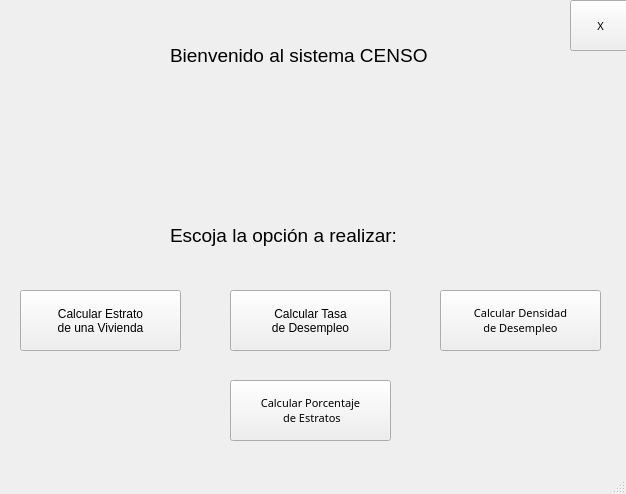
The window that menu.ui (Dylanyessid/proyecto-censo) describes before a commit, drawn with Qt 5.
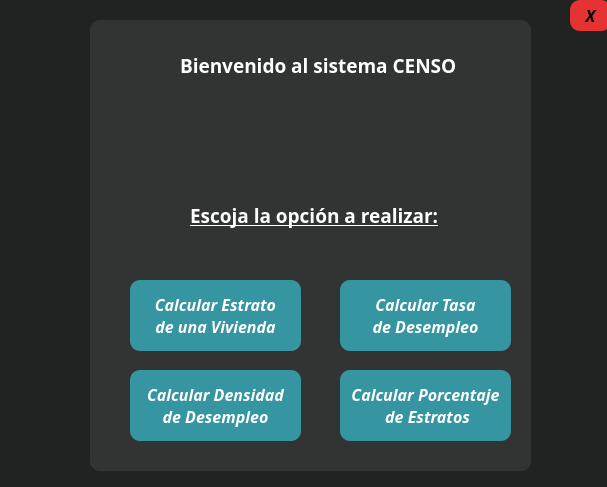
The same window after the commit. Icons and pictures are not drawn.

Commit message: Ventana principal rediseñada en CSS

Diff of the .ui file:
```diff
--- a/menu.ui
+++ b/menu.ui
@@ -12,8 +12,8 @@
    <rect>
     <x>0</x>
     <y>0</y>
-    <width>626</width>
-    <height>494</height>
+    <width>607</width>
+    <height>487</height>
    </rect>
   </property>
   <property name="cursor">
@@ -32,9 +32,19 @@
    <bool>false</bool>
   </property>
   <property name="styleSheet">
-   <string notr="true">*{
-	font: 8pt &quot;Century Gothic&quot;;
+   <string notr="true">QPushButton{
+	border:none;
+	background-color: #e53232;
+	border-radius:10px;
+}
 
+QPushButton:hover{
+ 	background-color:white;
+
+}
+
+*{
+background-color:#212323;
 }</string>
   </property>
   <property name="dockOptions">
@@ -47,18 +57,135 @@
    <property name="contextMenuPolicy">
     <enum>Qt::DefaultContextMenu</enum>
    </property>
+   <widget class="QWidget" name="widget" native="true">
+    <property name="geometry">
+     <rect>
+      <x>90</x>
+      <y>20</y>
+      <width>441</width>
+      <height>451</height>
+     </rect>
+    </property>
+    <property name="styleSheet">
+     <string notr="true">*{
+	background-color:  #323333  ;
+	font-family: &quot;Century Gothic&quot;;
+	color:white ;
+	border-radius:10px;
+}
+
+QPushButton{
+	background-color:  #3595a0;
+	border:none;
+	border-radius: 10px;
+}
+
+
+QPushButton:hover{
+	color: black;
+	background-color: #f9f32d;
+	}	</string>
+    </property>
+    <widget class="QLabel" name="label">
+     <property name="geometry">
+      <rect>
+       <x>90</x>
+       <y>20</y>
+       <width>311</width>
+       <height>51</height>
+      </rect>
+     </property>
+     <property name="font">
+      <font>
+       <family>Century Gothic</family>
+       <pointsize>12</pointsize>
+       <weight>75</weight>
+       <bold>true</bold>
+      </font>
+     </property>
+     <property name="text">
+      <string>&lt;html&gt;&lt;head/&gt;&lt;body&gt;&lt;p&gt;&lt;span style=&quot; font-size:14pt;&quot;&gt;Bienvenido al sistema CENSO&lt;/span&gt;&lt;/p&gt;&lt;/body&gt;&lt;/html&gt;</string>
+     </property>
+     <property name="textFormat">
+      <enum>Qt::AutoText</enum>
+     </property>
+    </widget>
+    <widget class="QPushButton" name="BotonDes">
+     <property name="geometry">
+      <rect>
+       <x>250</x>
+       <y>260</y>
+       <width>171</width>
+       <height>71</height>
+      </rect>
+     </property>
+     <property name="font">
+      <font>
+       <family>Century Gothic</family>
+       <pointsize>12</pointsize>
+       <weight>75</weight>
+       <italic>true</italic>
+       <bold>true</bold>
+      </font>
+     </property>
+     <property name="mouseTracking">
+      <bool>false</bool>
+     </property>
+     <property name="autoFillBackground">
+      <bool>false</bool>
+     </property>
+     <property name="text">
+      <string>Calcular Tasa 
+de Desempleo</string>
+     </property>
+    </widget>
+    <widget class="QPushButton" name="BotonCantEst">
+     <property name="geometry">
+      <rect>
+       <x>250</x>
+       <y>350</y>
+       <width>171</width>
+       <height>71</height>
+      </rect>
+     </property>
+     <property name="font">
+      <font>
+       <family>Century Gothic</family>
+       <pointsize>12</pointsize>
+       <weight>75</weight>
+       <italic>true</italic>
+       <bold>true</bold>
+      </font>
+     </property>
+     <property name="autoFillBackground">
+      <bool>false</bool>
+     </property>
+     <property name="text">
+      <string>Calcular Porcentaje 
+ de Estratos</string>
+     </property>
+    </widget>
    <widget class="QPushButton" name="BotonEst">
     <property name="enabled">
      <bool>true</bool>
     </property>
     <property name="geometry">
      <rect>
-      <x>20</x>
-      <y>290</y>
-      <width>161</width>
-      <height>61</height>
-     </rect>
-    </property>
+       <x>40</x>
+       <y>260</y>
+       <width>171</width>
+       <height>71</height>
+      </rect>
+     </property>
+     <property name="font">
+      <font>
+       <family>Century Gothic</family>
+       <pointsize>12</pointsize>
+       <weight>75</weight>
+       <italic>true</italic>
+       <bold>true</bold>
+      </font>
+     </property>
     <property name="autoFillBackground">
      <bool>false</bool>
     </property>
@@ -73,39 +200,22 @@
      <bool>false</bool>
     </property>
    </widget>
-   <widget class="QPushButton" name="BotonDes">
-    <property name="geometry">
-     <rect>
-      <x>230</x>
-      <y>290</y>
-      <width>161</width>
-      <height>61</height>
-     </rect>
-    </property>
-    <property name="autoFillBackground">
-     <bool>false</bool>
-    </property>
-    <property name="text">
-     <string>Calcular Tasa 
-de Desempleo</string>
-    </property>
-   </widget>
    <widget class="QPushButton" name="BotonDen">
     <property name="geometry">
      <rect>
-      <x>440</x>
-      <y>290</y>
-      <width>161</width>
-      <height>61</height>
+       <x>40</x>
+       <y>350</y>
+       <width>171</width>
+       <height>71</height>
      </rect>
     </property>
     <property name="font">
      <font>
       <family>Century Gothic</family>
-      <pointsize>8</pointsize>
-      <weight>50</weight>
-      <italic>false</italic>
-      <bold>false</bold>
+       <pointsize>12</pointsize>
+       <weight>75</weight>
+       <italic>true</italic>
+       <bold>true</bold>
      </font>
     </property>
     <property name="autoFillBackground">
@@ -116,57 +226,25 @@
 de Desempleo</string>
     </property>
    </widget>
-   <widget class="QPushButton" name="BotonCantEst">
-    <property name="geometry">
-     <rect>
-      <x>230</x>
-      <y>380</y>
-      <width>161</width>
-      <height>61</height>
-     </rect>
-    </property>
-    <property name="font">
-     <font>
-      <family>Century Gothic</family>
-      <pointsize>8</pointsize>
-      <weight>50</weight>
-      <italic>false</italic>
-      <bold>false</bold>
-     </font>
-    </property>
-    <property name="autoFillBackground">
-     <bool>false</bool>
-    </property>
-    <property name="text">
-     <string>Calcular Porcentaje 
- de Estratos</string>
-    </property>
-   </widget>
-   <widget class="QLabel" name="label">
-    <property name="geometry">
-     <rect>
-      <x>170</x>
-      <y>10</y>
-      <width>301</width>
-      <height>91</height>
-     </rect>
-    </property>
-    <property name="text">
-     <string>&lt;html&gt;&lt;head/&gt;&lt;body&gt;&lt;p&gt;&lt;span style=&quot; font-size:14pt;&quot;&gt;Bienvenido al sistema CENSO&lt;/span&gt;&lt;/p&gt;&lt;/body&gt;&lt;/html&gt;</string>
-    </property>
-    <property name="textFormat">
-     <enum>Qt::AutoText</enum>
-    </property>
-   </widget>
    <widget class="QLabel" name="label_2">
     <property name="geometry">
      <rect>
-      <x>170</x>
-      <y>190</y>
+       <x>100</x>
+       <y>150</y>
       <width>261</width>
       <height>91</height>
      </rect>
     </property>
+     <property name="font">
+      <font>
+       <family>Century Gothic</family>
+       <pointsize>12</pointsize>
+       <weight>75</weight>
+       <italic>false</italic>
+       <bold>true</bold>
+       <underline>true</underline>
+      </font>
+     </property>
     <property name="styleSheet">
      <string notr="true">@font-face {
   font-family: &quot;alm&quot;;
@@ -187,30 +265,33 @@
      <enum>Qt::AutoText</enum>
     </property>
    </widget>
+   </widget>
    <widget class="QPushButton" name="cerrar_principal">
     <property name="geometry">
      <rect>
       <x>570</x>
       <y>0</y>
-      <width>61</width>
-      <height>51</height>
+      <width>41</width>
+      <height>31</height>
      </rect>
     </property>
     <property name="font">
      <font>
       <family>Century Gothic</family>
-      <pointsize>8</pointsize>
-      <weight>50</weight>
-      <italic>false</italic>
-      <bold>false</bold>
+      <pointsize>12</pointsize>
+      <weight>75</weight>
+      <italic>true</italic>
+      <bold>true</bold>
      </font>
     </property>
+    <property name="styleSheet">
+     <string notr="true"/>
+    </property>
     <property name="text">
      <string>X</string>
     </property>
    </widget>
   </widget>
-  <widget class="QStatusBar" name="statusbar"/>
  </widget>
  <resources/>
  <connections/>
```
Left out of the diff: 12 changed lines with no effect on the pictures. Lines whose indentation alone changed are shown as unchanged. The commit also changes 1 other file.
